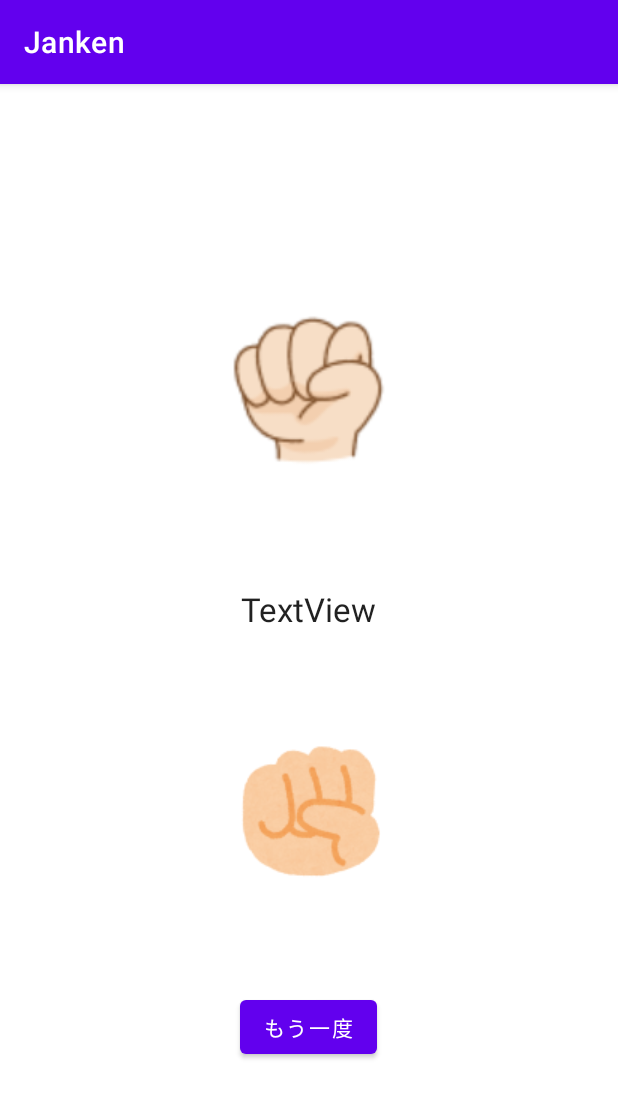
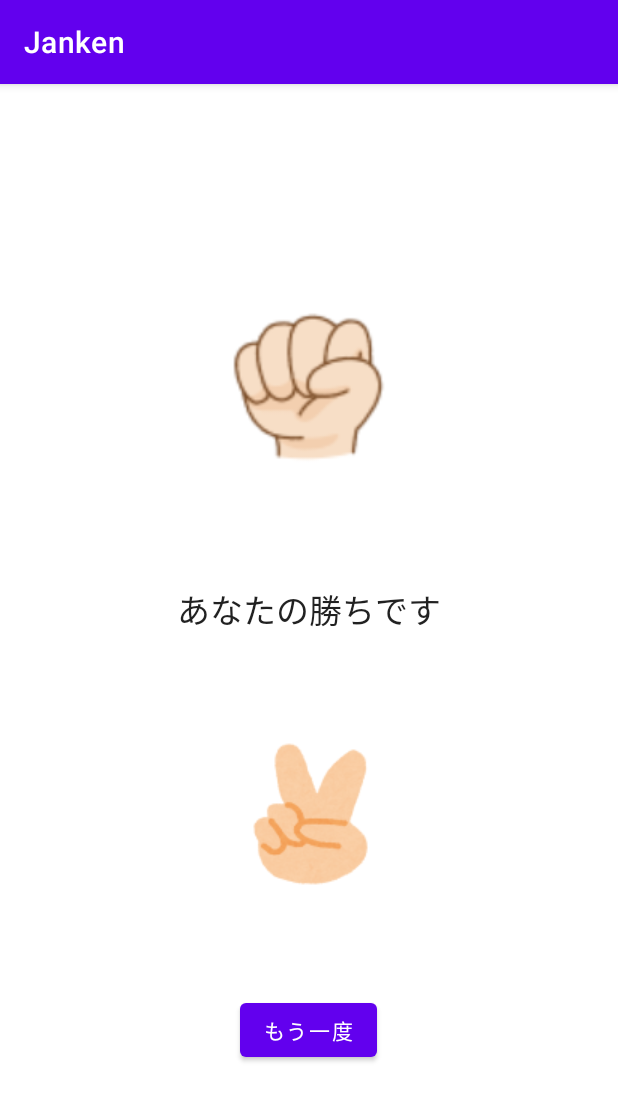
Before and after one commit to noxtsu/Janken, an Android app: the ResultActivity screen opened directly, with no data from a screen before it, on a phone screen of 412 x 824 dp. Shown: the top 1101 px of the screen. Run offline under Robolectric (Android 15) with nearby library versions, the phone set to English and light mode, and no system bars.

Commit message:
[create]Janken

```diff
--- a/app/src/main/java/com/example/janken/MainActivity.kt
+++ b/app/src/main/java/com/example/janken/MainActivity.kt
@@ -21,6 +21,7 @@ class MainActivity : AppCompatActivity() {
 
     fun onJankenButtonTapped(view: View?) {
         val intent = Intent(this, ResultActivity::class.java)
+        intent.putExtra("MY_HAND", view?.id)
         startActivity(intent)
     }
 }
--- a/app/src/main/java/com/example/janken/ResultActivity.kt
+++ b/app/src/main/java/com/example/janken/ResultActivity.kt
@@ -2,10 +2,55 @@ package com.example.janken
 
 import androidx.appcompat.app.AppCompatActivity
 import android.os.Bundle
+import com.example.janken.databinding.ActivityResultBinding
 
 class ResultActivity : AppCompatActivity() {
+
+    val gu = 0
+    val choki = 1
+    val pa =2
+
+    private lateinit var binding: ActivityResultBinding
     override fun onCreate(savedInstanceState: Bundle?) {
         super.onCreate(savedInstanceState)
-        setContentView(R.layout.activity_result)
+        binding = ActivityResultBinding.inflate(layoutInflater)
+        setContentView(binding.root)
+        val id = intent.getIntExtra("MY_HAND", 0)
+
+        val myHand:Int
+        myHand = when(id) {
+            R.id.gu -> {
+                binding.myHandImage.setImageResource(R.drawable.gu)
+            gu
+            }
+
+            R.id.choki -> {
+                binding.myHandImage.setImageResource(R.drawable.choki)
+                choki
+            }
+
+            R.id.pa -> {
+                binding.myHandImage.setImageResource(R.drawable.pa)
+                pa
+            }
+            else -> gu
+        }
+
+        //コンピュータの手を決める
+        val comHand = (Math.random() * 3).toInt()
+        when(comHand){
+            gu -> binding.comHandImage.setImageResource(R.drawable.com_gu)
+            choki -> binding.comHandImage.setImageResource(R.drawable.com_choki)
+            pa -> binding.comHandImage.setImageResource(R.drawable.com_pa)
+        }
+
+        val gameResult = (comHand -myHand + 3) % 3
+        when(gameResult){
+            0 -> binding.resultLabel.setText(R.string.result_draw)
+            1 -> binding.resultLabel.setText(R.string.result_win)
+            2 -> binding.resultLabel.setText(R.string.result_lose)
+        }
+
+        binding.backButton.setOnClickListener{ finish() }
     }
 }
--- a/app/src/main/res/values/strings.xml
+++ b/app/src/main/res/values/strings.xml
@@ -5,4 +5,7 @@
     <string name="todo">TODO</string>
     <string name="choki">choki</string>
     <string name="pa">TODO</string>
+    <string name="result_win">あなたの勝ちです</string>
+    <string name="result_lose">あなたの負けです</string>
+    <string name="result_draw">あいこです</string>
 </resources>
```
